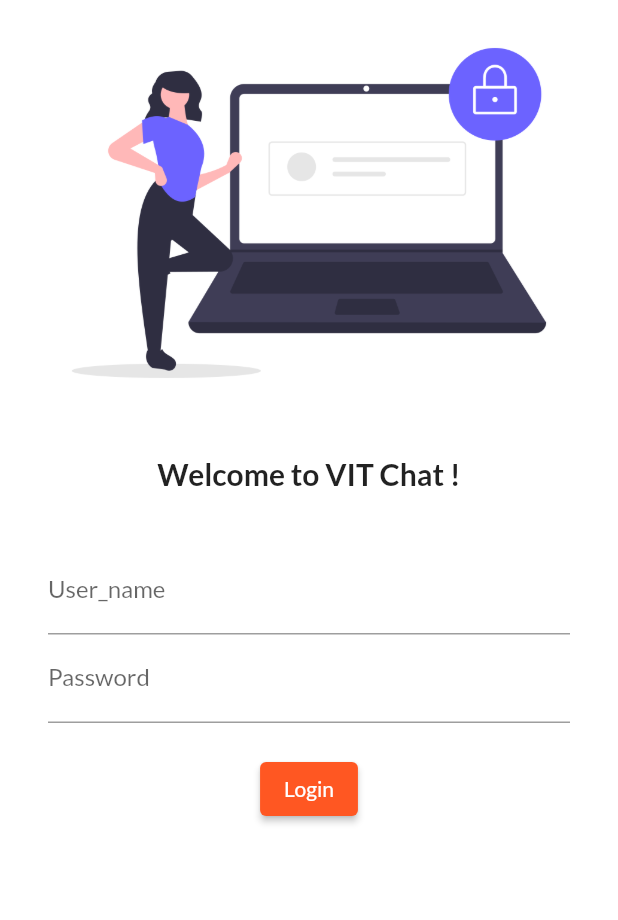
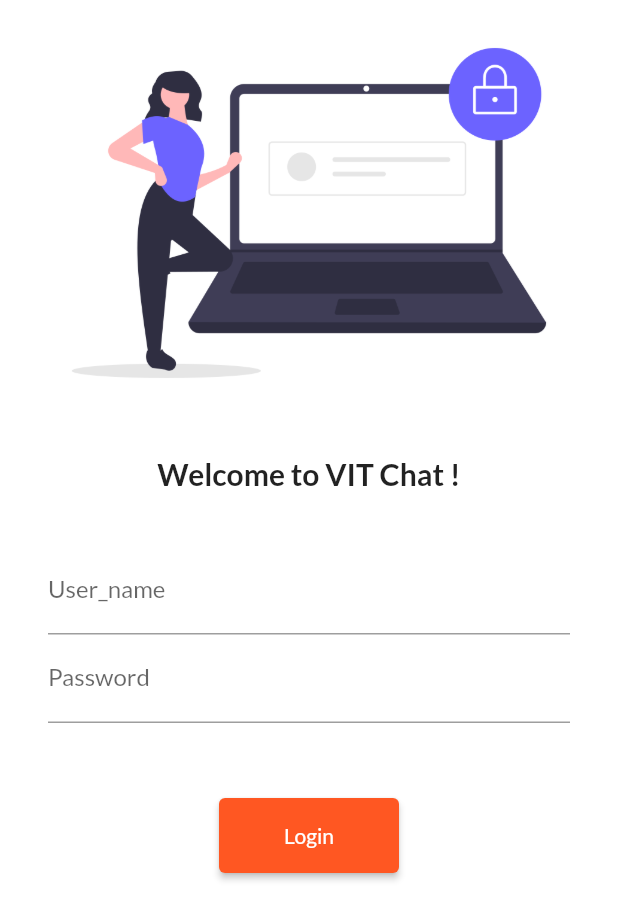
Before and after one commit to Rahul-vit10062/Learning_Flutter_in_30_Days, a Flutter app: the screen it shows after launch, on a phone screen of 412 x 824 dp. Shown: the top 920 px of the screen. Run offline on Flutter 3.47's test engine with Material 2 defaults, Android fonts, the phone set to English and light mode, and no system bars; our stand-ins replace google_fonts.

Commit message:
Day-5_next_page

```diff
--- a/lib/Pages/Login_Page.dart
+++ b/lib/Pages/Login_Page.dart
@@ -1,14 +1,17 @@
 import 'package:flutter/material.dart';
+import 'package:flutter_catalog/utils/routes.dart';
 
 class LoginPage extends StatelessWidget {
   Widget build(BuildContext context) {
     return Material(
       color: Colors.white,
+      child: SingleChildScrollView(
         child: Column(
           children: [
             Image.asset(
               "assets/images/login_image.png",
               fit: BoxFit.cover,
+              //height: 500,
             ),
             SizedBox(
               height: 20,
@@ -38,20 +41,21 @@ class LoginPage extends StatelessWidget {
                         hintText: "Enter Password", labelText: "Password"),
                   ),
                   SizedBox(
-                  height: 20,
+                    height: 50,
                   ),
                   ElevatedButton(
                     onPressed: () {
-                    print("Hi VIT");
+                      Navigator.pushNamed(context, MyRoutes.homeRoute);
                     },
                     child: Text("Login"),
-                  style: TextButton.styleFrom(),
+                    style: TextButton.styleFrom(minimumSize: Size(120, 50)),
                   )
                 ],
               ),
             ),
           ],
         ),
+      ),
     );
   }
 }
--- a/lib/main.dart
+++ b/lib/main.dart
@@ -1,6 +1,7 @@
 import 'package:flutter/material.dart';
 import 'package:flutter_catalog/Pages/Home_Page.dart';
 import 'package:flutter_catalog/Pages/Login_Page.dart';
+import 'package:flutter_catalog/utils/routes.dart';
 import 'package:google_fonts/google_fonts.dart';
 
 void main() {
@@ -17,12 +18,13 @@ class MyApp extends StatelessWidget {
         primarySwatch: Colors.deepOrange,
         fontFamily: GoogleFonts.lato().fontFamily,
       ),
-
+      //debugShowCheckedModeBanner: false,
       darkTheme: ThemeData(brightness: Brightness.dark),
 
       routes: {
         "/": (context) => LoginPage(),
-        "/HomePage": (context) => HomePage(),
+        MyRoutes.homeRoute: (context) => HomePage(),
+        MyRoutes.loginRoute: (context) => LoginPage(),
       },
     );
   }
--- /dev/null
+++ b/lib/utils/routes.dart
@@ -0,0 +1,4 @@
+class MyRoutes {
+  static String loginRoute = "/login";
+  static String homeRoute = "/home";
+}
```
Lines whose indentation alone changed are shown as unchanged.
